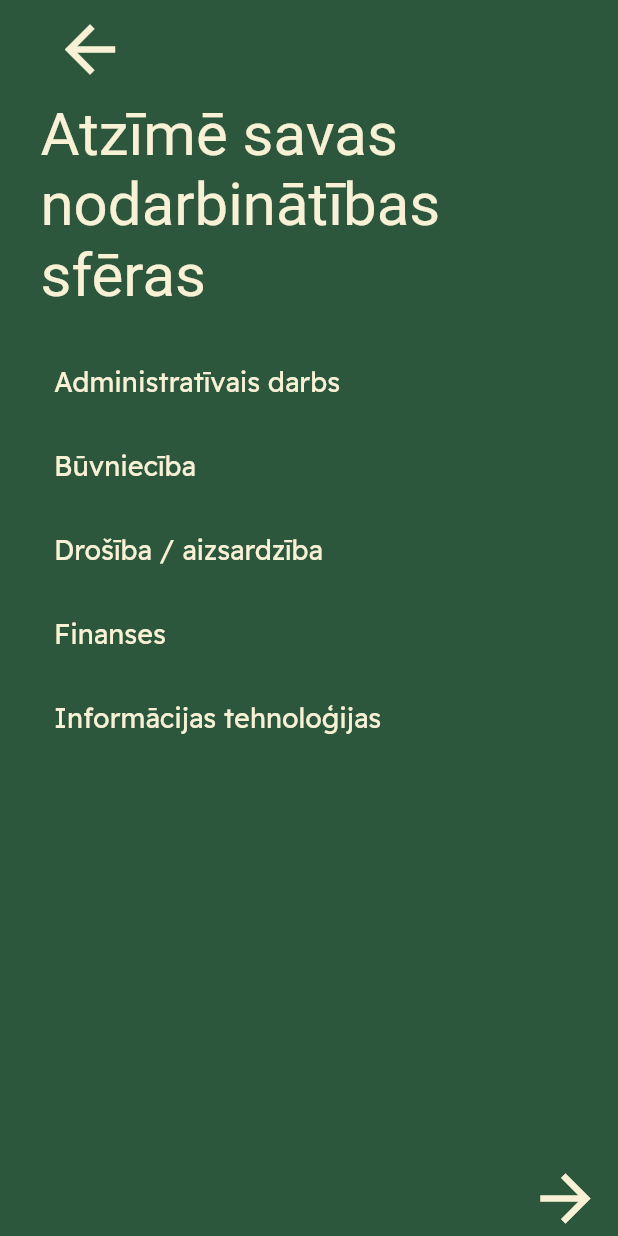
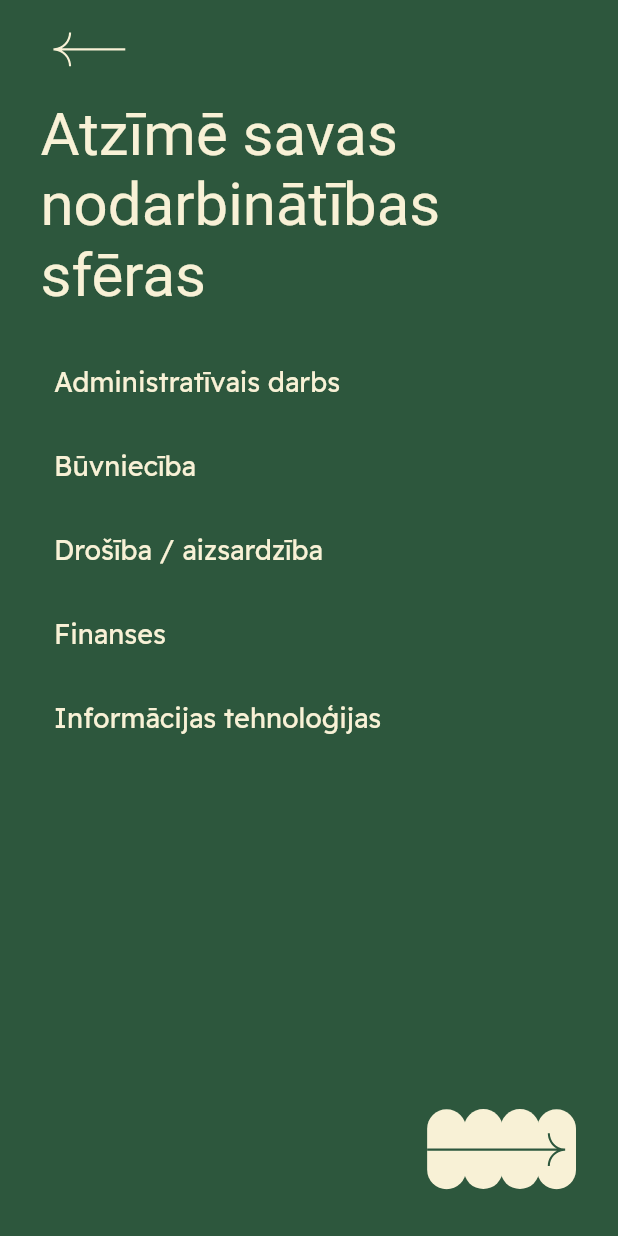
Before and after one commit to janisviksne/emori, a Flutter app: the ProfessionSelectionScreen screen opened directly with empty values, on a phone screen of 412 x 824 dp. Run offline on Flutter 3.47's test engine with Material 2 defaults, Android fonts, the phone set to English and light mode, and no system bars; our stand-ins replace flutter_svg; Roboto replaces fonts that are missing (Montagu Slab).

Commit message:
Design refactoring

```diff
--- a/lib/screens/auth_screens/email_password_screen.dart
+++ b/lib/screens/auth_screens/email_password_screen.dart
@@ -161,7 +161,7 @@ class _EmailPasswordScreenState extends State<EmailPasswordScreen> {
                                           UsernameScreen(registerUser)));
                             },
                             icon: SvgPicture.asset(
-                                'assets/images/common/inactive_forward_button_green.svg'),
+                                'assets/images/common/active_forward_button_green.svg'),
                           ),
                         ],
                       ),
--- a/lib/screens/auth_screens/profession_screen.dart
+++ b/lib/screens/auth_screens/profession_screen.dart
@@ -8,6 +8,7 @@ import 'package:emori/utilities/constants/text_constants/auth_constants.dart';
 import 'package:emori/utilities/constants/widget_constants/widget_constants.dart';
 import 'package:emori/utilities/widgets/auth_widgets/profession_listtile_widget.dart';
 import 'package:flutter/material.dart';
+import 'package:flutter_svg/svg.dart';
 import 'package:http/http.dart' as http;
 
 class ProfessionSelectionScreen extends StatefulWidget {
@@ -65,7 +66,8 @@ class _ProfessionSelectionScreenState extends State<ProfessionSelectionScreen> {
               padding: const EdgeInsets.only(left: 27, right: 27),
               child: Column(
                 children: [
-                  kBackArrow('Returning to gender selection screen', context),
+                  kBackArrowYellow(
+                      'Returning to gender selection screen', context),
                   Row(
                     children: [
                       kInputTextHeading('Atzīmē savas\nnodarbinātības\nsfēras',
@@ -101,11 +103,16 @@ class _ProfessionSelectionScreenState extends State<ProfessionSelectionScreen> {
                   child: Column(
                     crossAxisAlignment: CrossAxisAlignment.end,
                     children: [
+                      Padding(
+                        padding: const EdgeInsets.only(right: 20.0),
+                        child: Row(
+                          mainAxisAlignment: MainAxisAlignment.end,
+                          crossAxisAlignment: CrossAxisAlignment.end,
+                          children: [
                             IconButton(
-                        padding: const EdgeInsets.only(top: 100, right: 10.0),
-                        iconSize: 50.0,
+                              iconSize: 100.0,
                               onPressed: () {
-                          print(registerUser.email +
+                                log(registerUser.email +
                                     ' | ' +
                                     registerUser.password +
                                     ' | ' +
@@ -117,16 +124,17 @@ class _ProfessionSelectionScreenState extends State<ProfessionSelectionScreen> {
                                     ' | ' +
                                     registerUser.education +
                                     ' | ' +
-                              registerUser.workStatus +
-                              ' | ' +
-                              registerUser.occupations.toString());
+                                    registerUser.workStatus);
                                 // if (_formKey.currentState!.validate()) {
+                                log('Moving to date picker screen');
                                 registerNewUser();
-                          log('Moving to work status selection screen');
                                 // }
                               },
-                        icon: const Icon(Icons.arrow_forward),
-                        color: kActiveYellow,
+                              icon: SvgPicture.asset(
+                                  'assets/images/common/next_button_yellow.svg'),
+                            ),
+                          ],
+                        ),
                       ),
                     ],
                   ),
--- a/lib/utilities/constants/widget_constants/widget_constants.dart
+++ b/lib/utilities/constants/widget_constants/widget_constants.dart
@@ -3,17 +3,14 @@ import 'dart:developer';
 import 'package:flutter/material.dart';
 import 'package:flutter_svg/svg.dart';
 
-import '../text_constants/auth_constants.dart';
-
-Row kBackArrow(String logMessage, BuildContext context) => Row(children: [
+Row kBackArrowYellow(String logMessage, BuildContext context) => Row(children: [
       IconButton(
           iconSize: 50.0,
           onPressed: () {
             Navigator.pop(context);
             log('Returning to gender selection screen');
           },
-          icon: const Icon(Icons.arrow_back),
-          color: kActiveYellow)
+          icon: SvgPicture.asset('assets/images/common/back_arrow_yellow.svg'))
     ]);
 
 Container kBackArrowGreen(BuildContext context) => Container(
```
Also changed, not shown: lib/screens/auth_screens/birthdate_screen.dart (+7 -17 lines), lib/screens/auth_screens/education_screen.dart (+10 -5 lines), lib/screens/auth_screens/gender_screen.dart (+6 -17 lines), lib/screens/auth_screens/username_screen.dart (+7 -17 lines), lib/screens/auth_screens/work_status_screen.dart (+9 -5 lines), assets/images/common/active_forward_button_green.svg, assets/images/common/back_arrow_green.svg, assets/images/common/back_arrow_yellow.svg, assets/images/common/inactive_forward_button_green.svg (deleted), assets/images/common/next_button_yellow.svg (added). Lines whose indentation alone changed are shown as unchanged.
